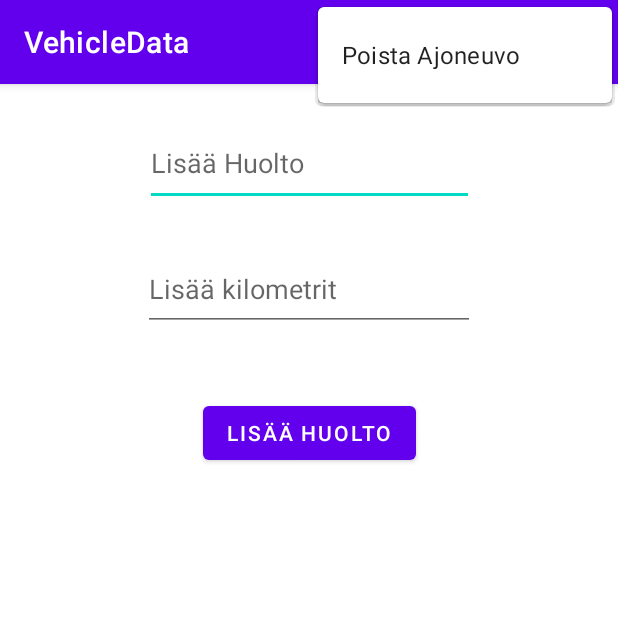
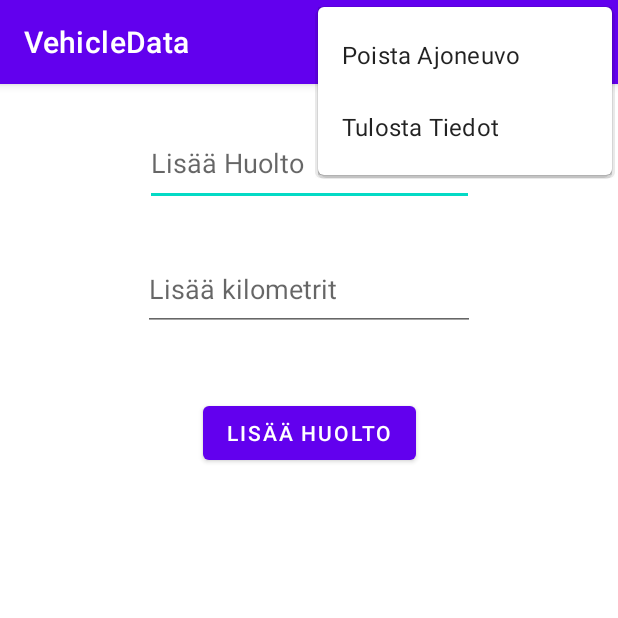
Before and after one commit to mikaelk94/android-huoltokirja, an Android app: the VehicleData screen opened directly, with no data from a screen before it, with the options menu open, on a phone screen of 412 x 824 dp, the top half of it. Run offline under Robolectric (Android 15) with nearby library versions, the phone set to English and light mode, and no system bars; our stand-ins replace Firebase (no records; nobody signed in at launch, a user with empty details on screens opened directly).

Commit message:
Muokattu menua ja lisätty switch rakenteeseen

```diff
--- a/app/src/main/AndroidManifest.xml
+++ b/app/src/main/AndroidManifest.xml
@@ -1,7 +1,7 @@
 <?xml version="1.0" encoding="utf-8"?>
 <manifest xmlns:android="http://schemas.android.com/apk/res/android"
     package="huolto.kirja">
-
+    <uses-permission android:name="android.permission.WRITE_EXTERNAL_STORAGE" />
     <application
         android:allowBackup="true"
         android:icon="@mipmap/ic_launcher"
--- a/app/src/main/res/menu/menu3.xml
+++ b/app/src/main/res/menu/menu3.xml
@@ -6,4 +6,9 @@
         android:title="Poista Ajoneuvo"
         app:showAsAction="never"
         android:icon="@drawable/ic_baseline_delete_24"/>
+    <item
+        android:id="@+id/PrintThisVehicle"
+        android:title="Tulosta Tiedot"
+        app:showAsAction="never" />
+
 </menu>
```
Also changed, not shown: app/src/main/java/huolto/kirja/VehicleData.java (+15 -0 lines).
